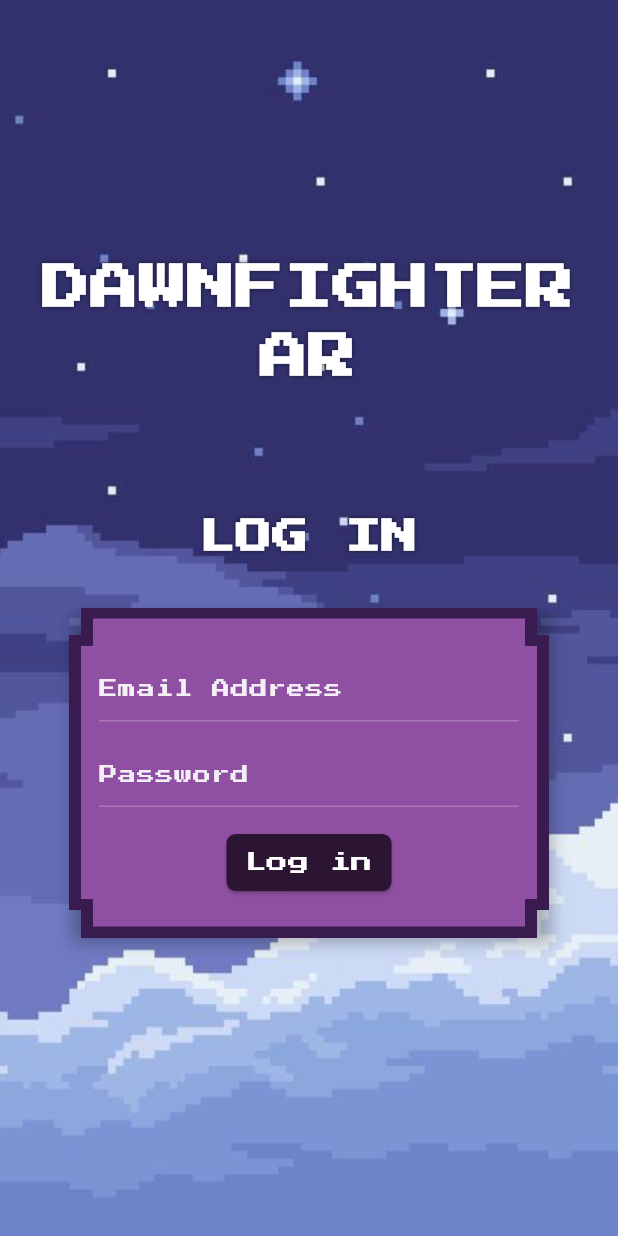
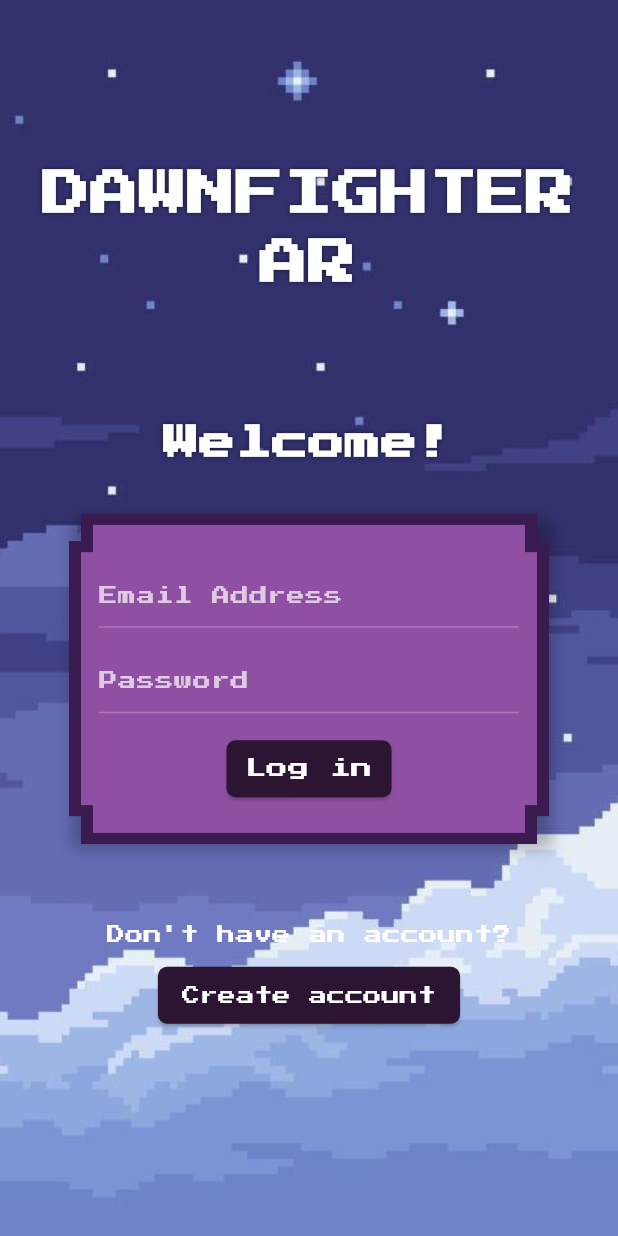
Before and after one commit to Albin2101/CLS055-Project, a Flutter app: the screen it shows after launch, on a phone screen of 412 x 824 dp. Run offline on Flutter 3.47's test engine with Material 3 defaults, Android fonts, the phone set to English and light mode, and no system bars; our stand-ins replace cloud_firestore, firebase_auth, firebase_core, flutter_svg; missing offline and left inert: ar_flutter_plugin_updated, pixelarticons; accounts and stored records are empty; generated files the repository leaves out were written again.

Commit message:
create account now works

```diff
--- a/dawnfighter/lib/screens/loginscreen.dart
+++ b/dawnfighter/lib/screens/loginscreen.dart
@@ -1,5 +1,6 @@
 import 'package:flutter/material.dart';
 import '../widgets/loginCard.dart';
+import '../widgets/createAccountCard.dart';
 
 class LoginTestScreen extends StatefulWidget {
   const LoginTestScreen({super.key});
@@ -9,6 +10,8 @@ class LoginTestScreen extends StatefulWidget {
 }
 
 class _LoginTestScreenState extends State<LoginTestScreen> {
+  bool _showCreate = false;
+
   @override
   Widget build(BuildContext context) {
     return Scaffold(
@@ -42,7 +45,7 @@ class _LoginTestScreenState extends State<LoginTestScreen> {
                     ),
                     const SizedBox(height: 80),
                     const Text(
-                      'LOG IN',
+                      'Welcome!',
                       style: TextStyle(
                         fontFamily: 'PressStart2P',
                         fontSize: 24,
@@ -53,7 +56,99 @@ class _LoginTestScreenState extends State<LoginTestScreen> {
                     ),
                     const SizedBox(height: 30),
 
-                    LoginCard(width: 320, height: 220),
+                    // show either the login card or the create-account card in the same slot
+                    // keep the slot a fixed height so the title above doesn't shift when
+                    // a taller card (create-account) is shown — extra space is below the card
+                    SizedBox(
+                      height: 260,
+                      child: Align(
+                        alignment: Alignment.topCenter,
+                        child: AnimatedSwitcher(
+                          duration: const Duration(milliseconds: 0),
+                          child: _showCreate
+                              ? SizedBox(
+                                  key: const ValueKey('create'),
+                                  width: 320,
+                                  height: 260,
+                                  child: CreateAccountCard(
+                                    width: 320,
+                                    height: 260,
+                                    onSuccess: (uid) async {
+                                      // Show a confirmation dialog with the UID so the user sees
+                                      // the result; then hide the create form.
+                                      if (!mounted) return;
+                                      await showDialog<void>(
+                                        context: context,
+                                        builder: (ctx) => AlertDialog(
+                                          title: const Text('Account created'),
+                                          content: Text('User id: $uid'),
+                                          actions: [
+                                            TextButton(
+                                              onPressed: () =>
+                                                  Navigator.of(ctx).pop(),
+                                              child: const Text('OK'),
+                                            ),
+                                          ],
+                                        ),
+                                      );
+                                      if (!mounted) return;
+                                      setState(() => _showCreate = false);
+                                    },
+                                  ),
+                                )
+                              : SizedBox(
+                                  key: const ValueKey('login'),
+                                  width: 320,
+                                  height: 220,
+                                  child: LoginCard(width: 320, height: 220),
+                                ),
+                        ),
+                      ),
+                    ),
+
+                    const SizedBox(height: 12),
+
+                    // Hint text above create account (hidden when create form visible)
+                    if (!_showCreate) ...[
+                      const Text(
+                        "Don't have an account?",
+                        style: TextStyle(
+                          fontFamily: 'PressStart2P',
+                          fontSize: 12,
+                          color: Colors.white,
+                        ),
+                      ),
+                      const SizedBox(height: 8),
+                    ],
+
+                    //padding
+                    if (_showCreate) ...[
+                      const SizedBox(height: 25)
+                    ],
+
+                    // Create account CTA (toggle which card is shown) — sized to content
+                    Center(
+                      child: ElevatedButton(
+                        style: ElevatedButton.styleFrom(
+                          backgroundColor: const Color(0xFF2C1533),
+                          shape: RoundedRectangleBorder(
+                            borderRadius: BorderRadius.circular(6),
+                          ),
+                          minimumSize: const Size(0, 38),
+                          padding: const EdgeInsets.symmetric(horizontal: 16),
+                        ),
+                        onPressed: () =>
+                            setState(() => _showCreate = !_showCreate),
+                        child: Text(
+                          _showCreate ? 'Cancel' : 'Create account',
+                          style: const TextStyle(
+                            fontFamily: 'PressStart2P',
+                            fontSize: 12,
+                            color: Colors.white,
+                          ),
+                        ),
+                      ),
+                    ),
 
                     const SizedBox(height: 50),
                   ],
--- a/dawnfighter/lib/widgets/loginCard.dart
+++ b/dawnfighter/lib/widgets/loginCard.dart
@@ -81,14 +81,22 @@ class _LoginCardState extends State<LoginCard> {
         child: Column(
           mainAxisAlignment: MainAxisAlignment.center,
           children: [
-            // Username field
+            // Email field
             TextField(
               controller: _emailController,
               keyboardType: TextInputType.emailAddress,
-              style: TextStyle(fontFamily: 'PressStart2P', fontSize: 14, color: Colors.white.withOpacity(0.95)),
+              style: TextStyle(
+                fontFamily: 'PressStart2P',
+                fontSize: 14,
+                color: Colors.white.withValues(),
+              ),
               decoration: InputDecoration(
                 hintText: 'Email Address',
-                hintStyle: TextStyle(fontFamily: 'PressStart2P', fontSize: 12, color: Colors.white70.withOpacity(0.9)),
+                hintStyle: TextStyle(
+                  fontFamily: 'PressStart2P',
+                  fontSize: 12,
+                  color: Colors.white70.withValues(),
+                ),
                 enabledBorder: const UnderlineInputBorder(
                   borderSide: BorderSide(color: Colors.white24),
                 ),
@@ -100,14 +108,23 @@ class _LoginCardState extends State<LoginCard> {
               ),
             ),
             const SizedBox(height: 12),
+
             // Password field
             TextField(
               controller: _passwordController,
               obscureText: true,
-              style: TextStyle(fontFamily: 'PressStart2P', fontSize: 14, color: Colors.white.withOpacity(0.95)),
+              style: TextStyle(
+                fontFamily: 'PressStart2P',
+                fontSize: 14,
+                color: Colors.white.withValues(),
+              ),
               decoration: InputDecoration(
                 hintText: 'Password',
-                hintStyle: TextStyle(fontFamily: 'PressStart2P', fontSize: 12, color: Colors.white70.withOpacity(0.9)),
+                hintStyle: TextStyle(
+                  fontFamily: 'PressStart2P',
+                  fontSize: 12,
+                  color: Colors.white70.withValues(),
+                ),
                 enabledBorder: const UnderlineInputBorder(
                   borderSide: BorderSide(color: Colors.white24),
                 ),
@@ -119,6 +136,7 @@ class _LoginCardState extends State<LoginCard> {
               ),
             ),
             const SizedBox(height: 18),
+
             SizedBox(
               width: 110,
               height: 38,
@@ -144,7 +162,11 @@ class _LoginCardState extends State<LoginCard> {
                       )
                     : const Text(
                         'Log in',
-                        style: TextStyle(fontFamily: 'PressStart2P', fontSize: 14, color: Colors.white),
+                        style: TextStyle(
+                          fontFamily: 'PressStart2P',
+                          fontSize: 14,
+                          color: Colors.white,
+                        ),
                       ),
               ),
             ),
```
Also changed, not shown: dawnfighter/lib/widgets/createAccountCard.dart (added, +303 -0 lines), dawnfighter/pubspec.yaml (+4 -4 lines), dawnfighter/pubspec.lock.
